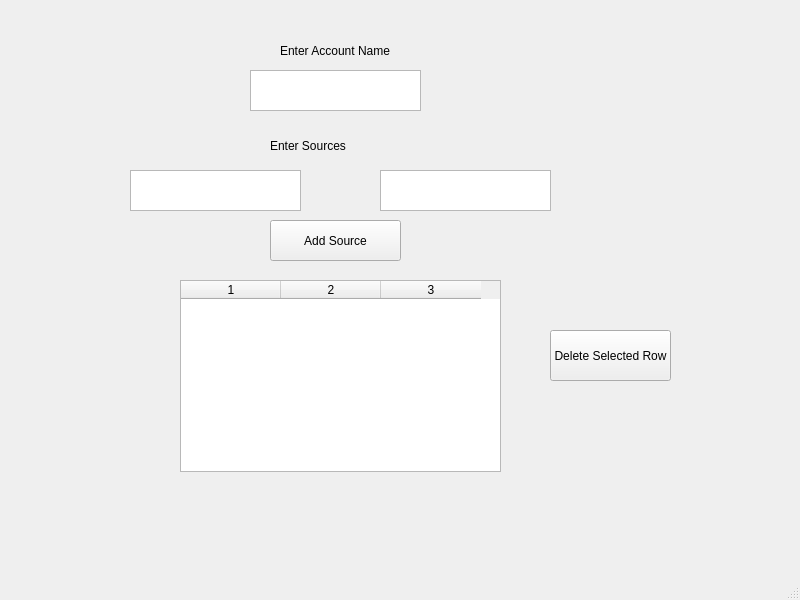
ObscureOcelotXD/FinanceTracker, file main_window.ui: the form before one commit.
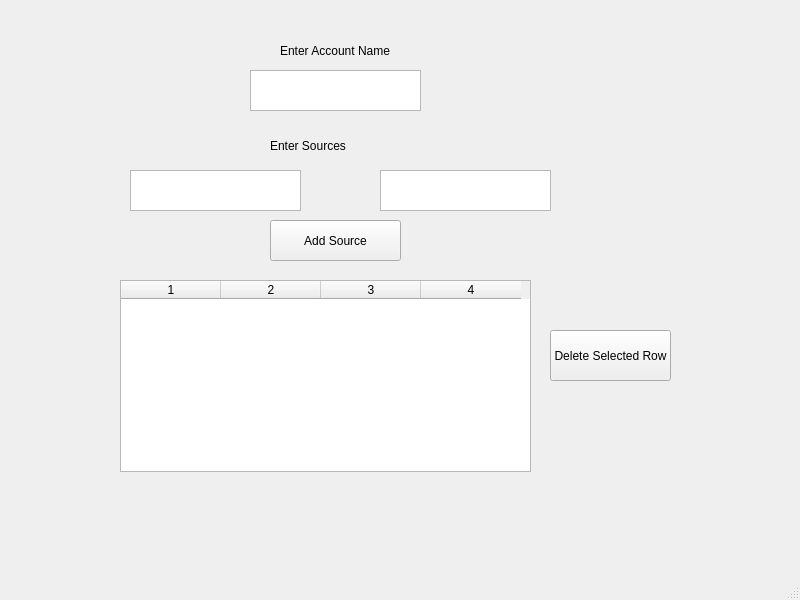
The form after the commit.

Diff of the .ui file:
```diff
--- a/main_window.ui
+++ b/main_window.ui
@@ -76,9 +76,9 @@
    <widget class="QTableWidget" name="sourceTable">
     <property name="geometry">
      <rect>
-      <x>180</x>
+      <x>120</x>
       <y>280</y>
-      <width>321</width>
+      <width>411</width>
       <height>192</height>
      </rect>
     </property>
@@ -86,7 +86,7 @@
      <number>0</number>
     </property>
     <property name="columnCount">
-     <number>3</number>
+     <number>4</number>
     </property>
     <attribute name="horizontalHeaderVisible">
      <bool>true</bool>
@@ -94,6 +94,7 @@
     <column/>
     <column/>
     <column/>
+    <column/>
    </widget>
    <widget class="QTextEdit" name="valueAmountEdit">
     <property name="geometry">
```
